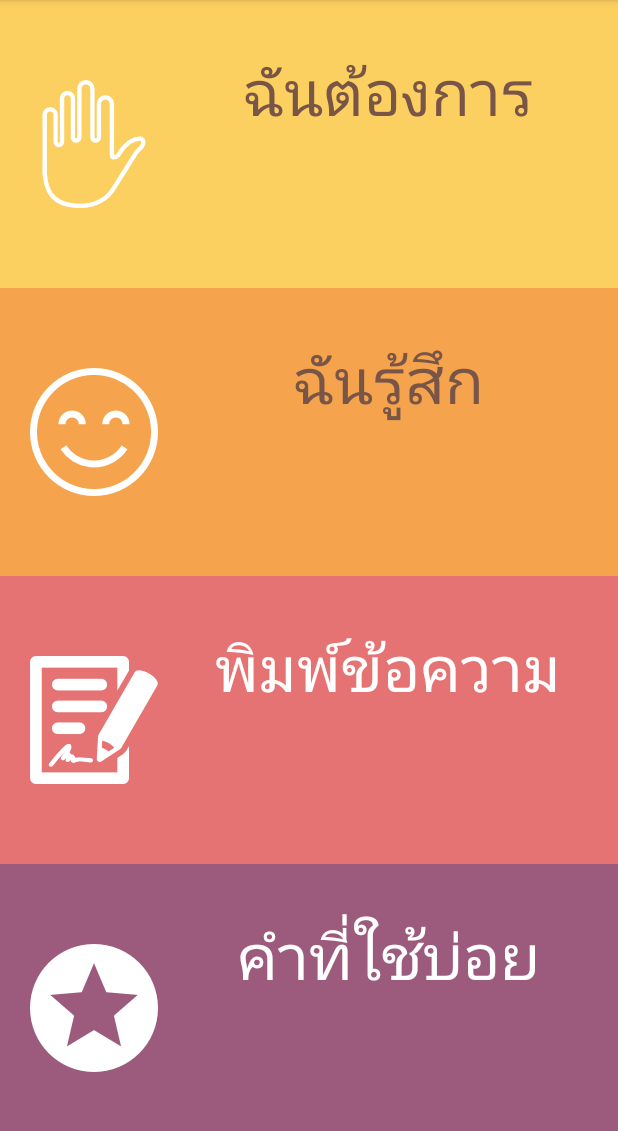
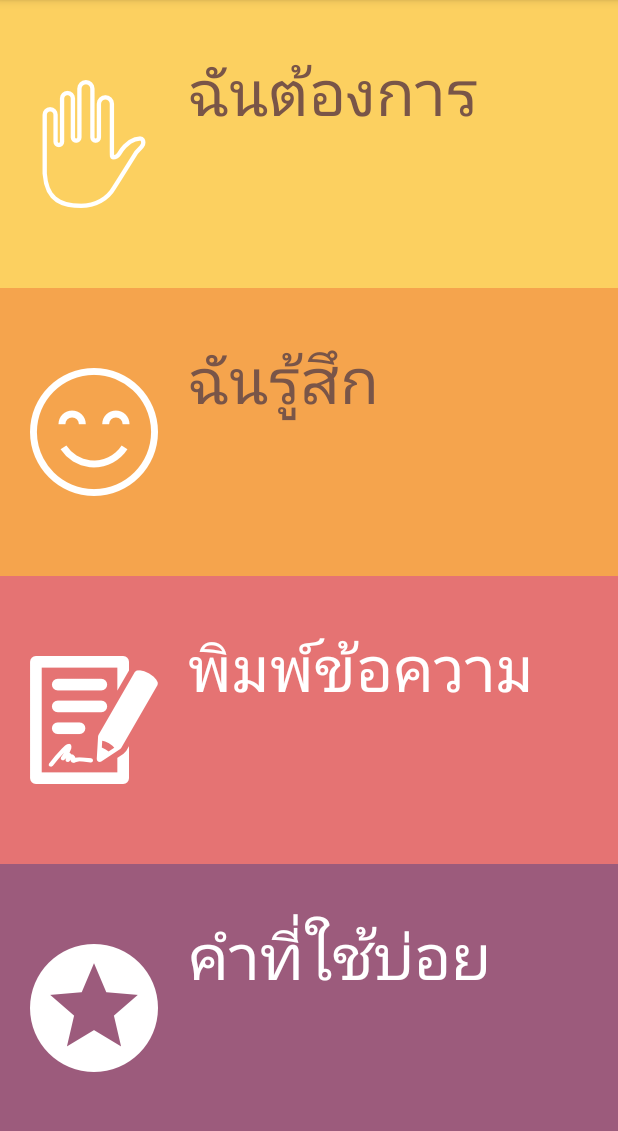
Before and after one commit to Blinkblinkk/NewAphasiaTalkHelper, an Android app: the screen it shows after launch (MainActivity), on a phone screen of 412 x 824 dp, the part 84-1215 px from its top. Run offline under Robolectric (Android 15) with nearby library versions, the phone set to English and light mode, and no system bars.

Commit message:
no message

```diff
--- a/NewAphasiaTalkHelper/app/src/main/res/layout/activity_main.xml
+++ b/NewAphasiaTalkHelper/app/src/main/res/layout/activity_main.xml
@@ -33,8 +33,8 @@
             android:text="ฉันต้องการ"
             android:textColor="#795548"
             android:textSize="42sp"
-            android:textAlignment="center"
-            android:paddingTop="30dp"
+            android:layout_marginTop="30dp"
+            android:layout_marginLeft="20dp"
             />
 
     </LinearLayout>
@@ -67,8 +67,8 @@
             android:text="ฉันรู้สึก"
             android:textColor="#795548"
             android:textSize="42sp"
-            android:textAlignment="center"
-            android:paddingTop="30dp"
+            android:layout_marginTop="30dp"
+            android:layout_marginLeft="20dp"
             />
 
     </LinearLayout>
@@ -101,8 +101,8 @@
             android:text="พิมพ์ข้อความ"
             android:textColor="#FFFFFF"
             android:textSize="42sp"
-            android:textAlignment="center"
-            android:paddingTop="30dp"
+            android:layout_marginTop="30dp"
+            android:layout_marginLeft="20dp"
             />
 
     </LinearLayout>
@@ -135,8 +135,8 @@
             android:text="คำที่ใช้บ่อย"
             android:textColor="#FFFFFF"
             android:textSize="42sp"
-            android:textAlignment="center"
-            android:paddingTop="30dp"
+            android:layout_marginTop="30dp"
+            android:layout_marginLeft="20dp"
             />
 
     </LinearLayout>
--- a/NewAphasiaTalkHelper/app/src/main/res/layout/view_item_image.xml
+++ b/NewAphasiaTalkHelper/app/src/main/res/layout/view_item_image.xml
@@ -5,10 +5,12 @@
     android:orientation="vertical">
 
     <ImageView
+        android:id="@+id/item_image"
         android:layout_width="wrap_content"
         android:layout_height="wrap_content"
         android:src="@mipmap/ic_launcher" />
     <TextView
+        android:id="@+id/item_text"
         android:layout_width="wrap_content"
         android:layout_height="wrap_content"
         android:text="tum"/>
```
Also changed, not shown: NewAphasiaTalkHelper/app/src/main/java/com/newaphasiatalkhelper/newaphasiatalkhelper/views/ItemImage.java (+12 -0 lines).
